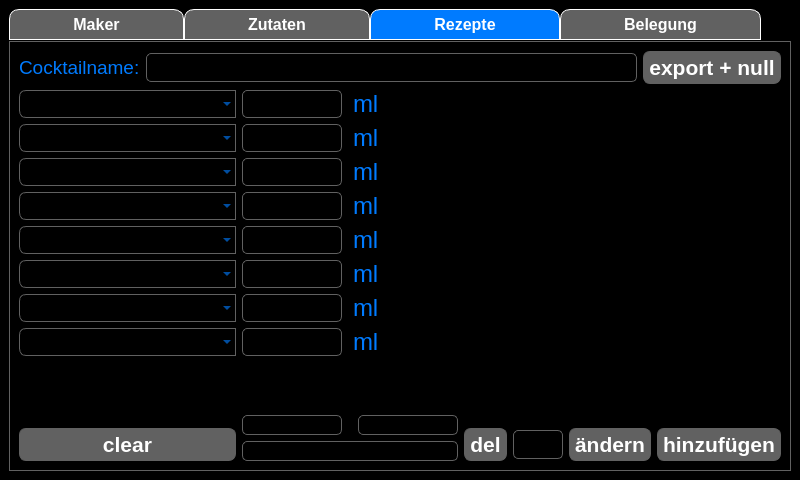
The window that Cocktailmanager_2.ui (AndreWohnsland/CocktailBerry) describes before a commit, drawn with Qt 5.
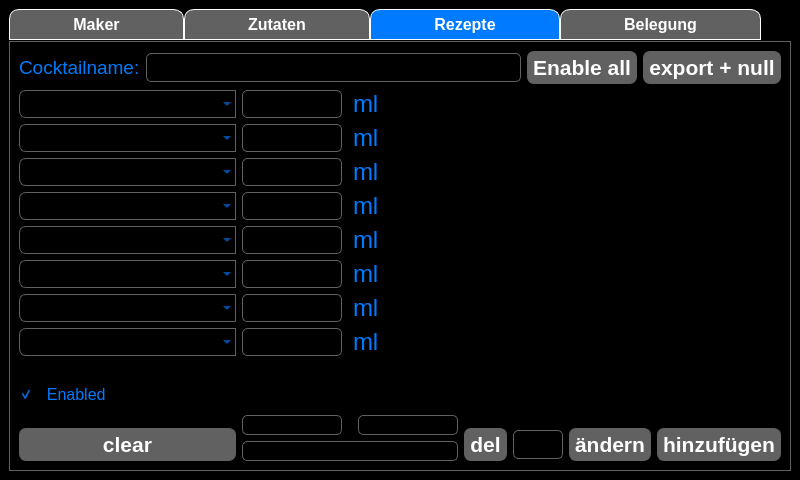
The same window after the commit. The open tabs and pages were chosen to show the change.

Patch:
```diff
--- a/Cocktailmanager_2.ui
+++ b/Cocktailmanager_2.ui
@@ -1276,6 +1276,20 @@
               </property>
              </widget>
             </item>
+            <item>
+             <widget class="QPushButton" name="PBenable">
+              <property name="font">
+               <font>
+                <pointsize>16</pointsize>
+                <weight>75</weight>
+                <bold>true</bold>
+               </font>
+              </property>
+              <property name="text">
+               <string>Enable all</string>
+              </property>
+             </widget>
+            </item>
             <item>
              <widget class="QPushButton" name="PBRnull">
               <property name="maximumSize">
@@ -1502,6 +1516,24 @@
                 </property>
                </spacer>
               </item>
+              <item>
+               <widget class="QCheckBox" name="CHBenabled">
+                <property name="font">
+                 <font>
+                  <pointsize>12</pointsize>
+                 </font>
+                </property>
+                <property name="layoutDirection">
+                 <enum>Qt::LeftToRight</enum>
+                </property>
+                <property name="text">
+                 <string>  Enabled</string>
+                </property>
+                <property name="checked">
+                 <bool>true</bool>
+                </property>
+               </widget>
+              </item>
               <item>
                <spacer name="verticalSpacer_5">
                 <property name="orientation">
```
Left out of the diff: 220 changed lines with no effect on the pictures.
